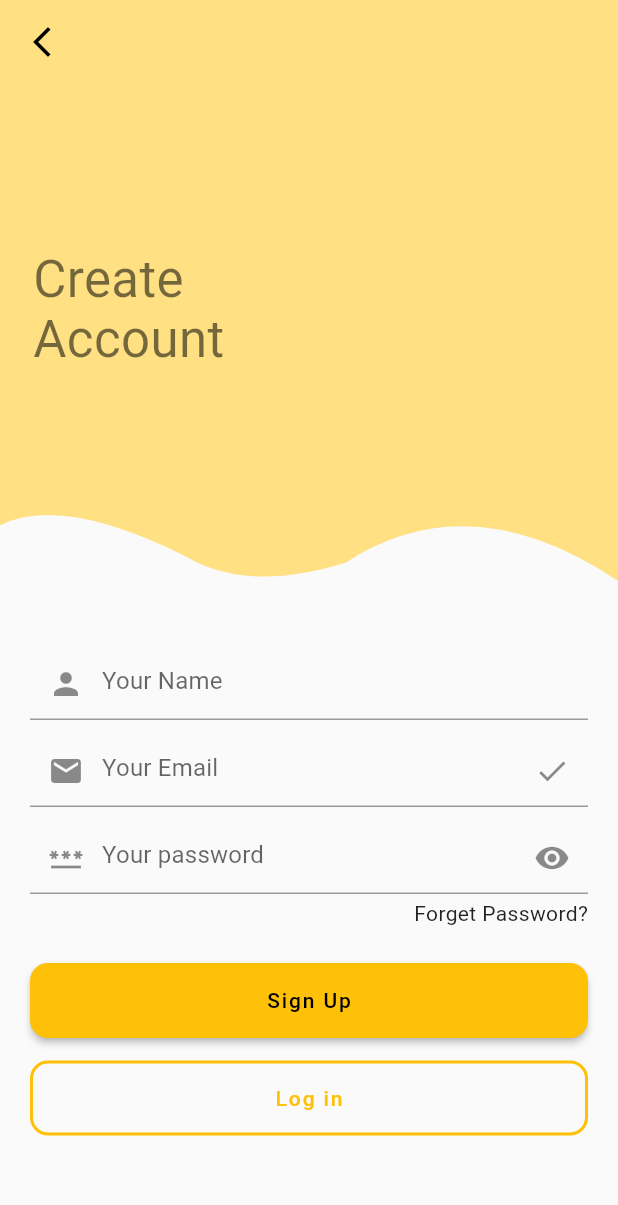
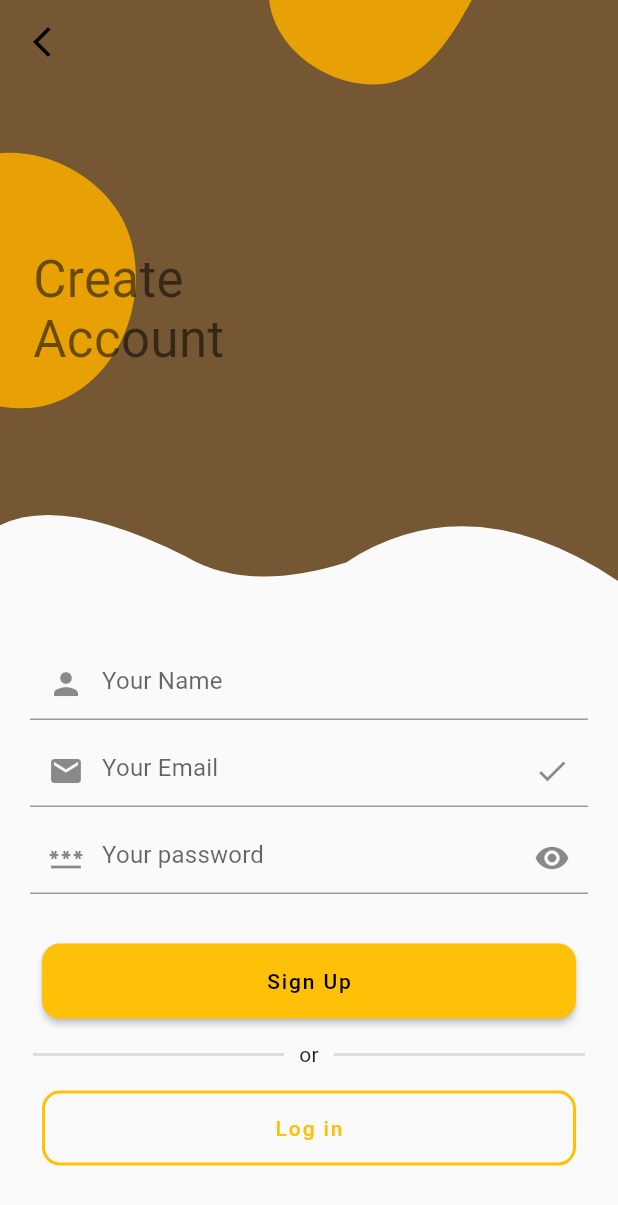
Before and after one commit to suyog-patil-21/parklane-parking-app, a Flutter app: the MobileSignUpView screen opened directly, on a phone screen of 412 x 824 dp. Shown: the top 1205 px of the screen. Run offline on Flutter 3.47's test engine with Material 2 defaults, Android fonts, the light colour scheme and no system bars; our stand-ins replace bloc, connectivity_plus, flutter_bloc, flutter_svg, google_fonts, socket_io_client; Roboto replaces fonts that are missing (Heebo).

Commit message:
add Svg to the intro,login/signin screen

```diff
--- a/parklane_app/lib/presentation/mobileui/mobile_signup_view.dart
+++ b/parklane_app/lib/presentation/mobileui/mobile_signup_view.dart
@@ -1,5 +1,6 @@
 import 'package:flutter/material.dart';
 import 'package:flutter_bloc/flutter_bloc.dart';
+import 'package:flutter_svg/flutter_svg.dart';
 import 'package:parklane_app/business_logic/switch_login_signup_bloc/switchloginsignupui_bloc.dart';
 import 'package:parklane_app/presentation/widgets/custom/ui_design/custom_wave_ui_design.dart';
 
@@ -27,17 +28,30 @@ class MobileSignUpView extends StatelessWidget {
           child: Column(
         mainAxisAlignment: MainAxisAlignment.spaceBetween,
         children: [
-          ClipPath(
+          Container(
+            height: screenSize.height * 0.5,
+            width: double.infinity,
+            child: ClipPath(
               clipper: SignUpWaveUiDesignClipper(),
-            child: Container(
-              color: Colors.amber.shade200,
+              child: Stack(
+                children: [
+                  SvgPicture.asset(
+                    'assets/svgs/intro_screen.svg',
+                    fit: BoxFit.fitWidth,
+                  ),
+                  Container(
+                    // color: Colors.amber.shade200,
                     width: double.infinity,
                     alignment: Alignment.centerLeft,
-              padding: const EdgeInsets.symmetric(horizontal: 22, vertical: 6),
+                    padding:
+                        const EdgeInsets.symmetric(horizontal: 22, vertical: 6),
                     height: screenSize.height * 0.50,
                     child: Text(
                       'Create\nAccount',
                       style: Theme.of(context).textTheme.headline4,
+                    ),
+                  ),
+                ],
               ),
             ),
           ),
@@ -74,18 +88,11 @@ class MobileSignUpView extends StatelessWidget {
                               hintText: 'Your password',
                               suffixIcon: Icon(Icons.visibility))),
                       const SizedBox(
-                        height: 5,
-                      ),
-                      Row(
-                        mainAxisAlignment: MainAxisAlignment.end,
-                        children: const [
-                          Text('Forget Password?'),
-                        ],
-                      ),
-                      const SizedBox(
                         height: 25,
                       ),
-                      ElevatedButton(
+                      Padding(
+                        padding: const EdgeInsets.all(8.0),
+                        child: ElevatedButton(
                           onPressed: () {
                             print("Created Your account");
                           },
@@ -96,14 +103,37 @@ class MobileSignUpView extends StatelessWidget {
                               minimumSize: MaterialStateProperty.all<Size>(
                                   Size(screenSize.width - 0.1, 50))),
                         ),
+                      ),
                       const SizedBox(
-                        height: 15,
+                        height: 8,
                       ),
-                      OutlinedButton(
+                      Row(
+                        children: const [
+                          Expanded(
+                            child: Divider(
+                              thickness: 2,
+                              endIndent: 10,
+                              indent: 2,
+                            ),
+                          ),
+                          Text('or'),
+                          Expanded(
+                            child:
+                                Divider(thickness: 2, endIndent: 2, indent: 10),
+                          ),
+                        ],
+                      ),
+                      const SizedBox(
+                        height: 8,
+                      ),
+                      Padding(
+                        padding: const EdgeInsets.all(8.0),
+                        child: OutlinedButton(
                             style: OutlinedButton.styleFrom(
                                 side: BorderSide(
                                     width: 2,
-                                  color: Theme.of(context).colorScheme.primary),
+                                    color:
+                                        Theme.of(context).colorScheme.primary),
                                 minimumSize: Size(screenSize.width - 0.1, 50)),
                             onPressed: () {
                               context
@@ -112,7 +142,8 @@ class MobileSignUpView extends StatelessWidget {
                             },
                             child: const Text(
                               'Log in',
-                          ))
+                            )),
+                      )
                     ],
                   ),
                 ),
--- a/parklane_app/pubspec.yaml
+++ b/parklane_app/pubspec.yaml
@@ -37,6 +37,7 @@ dependencies:
   google_fonts: ^2.2.0
   flutter_bloc: ^8.0.1
   connectivity_plus: ^2.2.0
+  flutter_svg: ^1.0.3
 
 dev_dependencies:
   flutter_test:
@@ -62,7 +63,8 @@ flutter:
   uses-material-design: true
 
   # To add assets to your application, add an assets section, like this:
-  # assets:
+  assets:
+      - assets/svgs/
   #   - images/a_dot_burr.jpeg
   #   - images/a_dot_ham.jpeg
 
```
Also changed, not shown: parklane_app/lib/presentation/mobileui/mobile_login_intro_view.dart (+16 -3 lines), parklane_app/lib/presentation/mobileui/mobile_login_view.dart (+28 -8 lines), parklane_app/assets/svgs/intro_screen.svg (added), parklane_app/pubspec.lock. Lines whose indentation alone changed are shown as unchanged.
